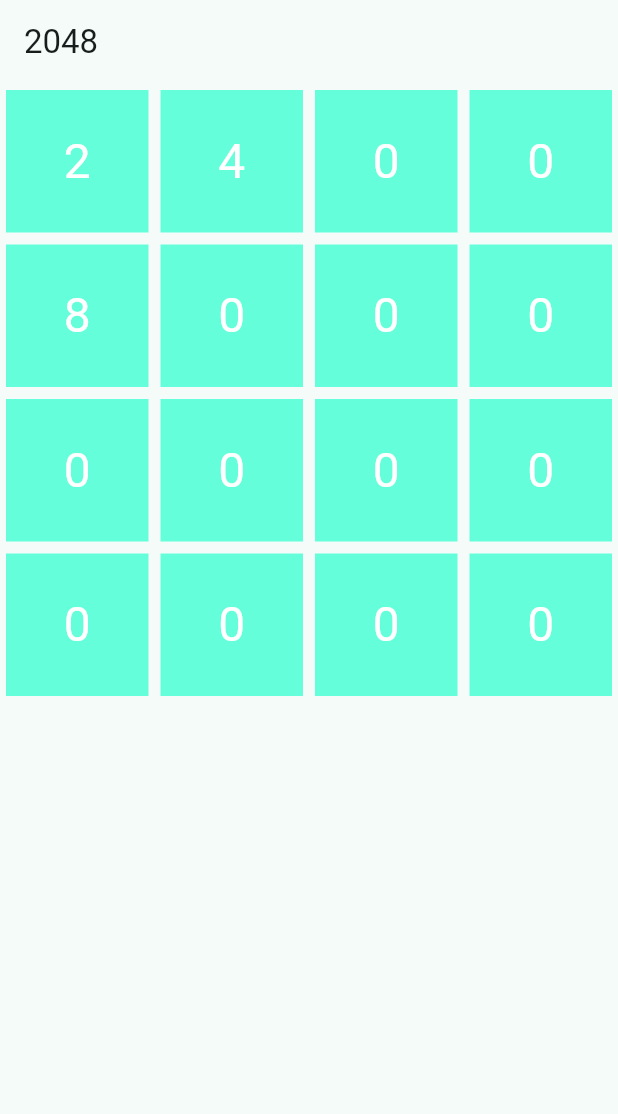
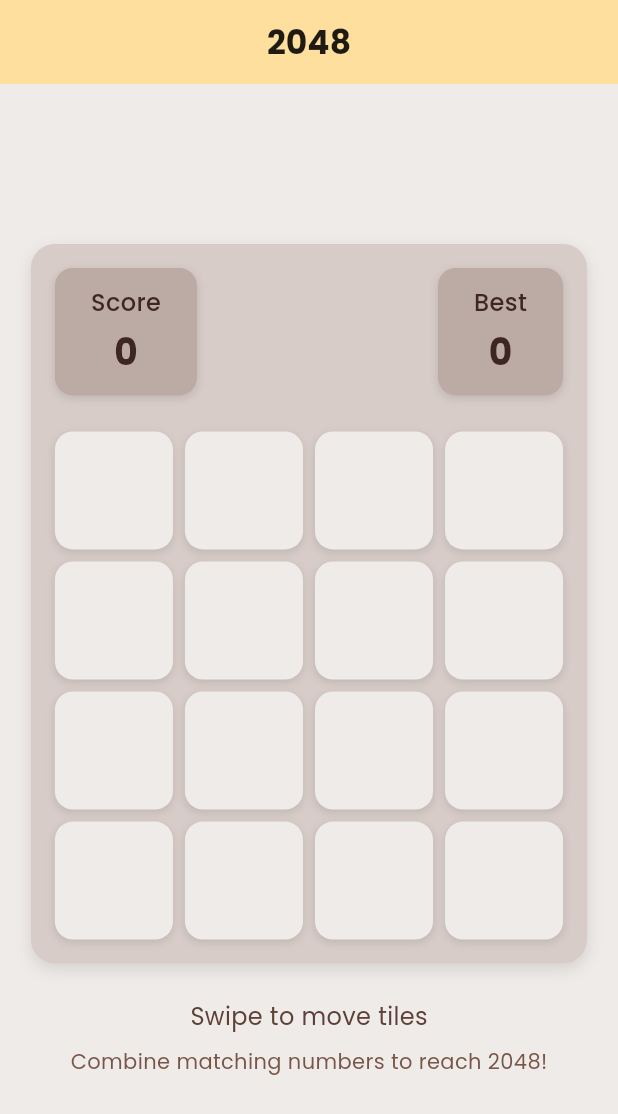
Before and after one commit to FernandoMay/G2048, a Flutter app: the screen it shows after launch, on a phone screen of 412 x 824 dp. Shown: the top 1114 px of the screen. Run offline on Flutter 3.47's test engine with Material 3 defaults, Android fonts, the phone set to English and light mode, and no system bars; our stand-ins replace flutter_riverpod, google_fonts; missing offline and left inert: web3dart; statements that could not run were skipped.

Commit message:
douggnuts elemnet level one

```diff
--- a/lib/main.dart
+++ b/lib/main.dart
@@ -1,8 +1,14 @@
 import 'package:flutter/material.dart';
-import 'package:g2048/game.dart';
+import 'package:flutter_riverpod/flutter_riverpod.dart';
+import 'package:g2048/widgets/game_board.dart';
+import 'package:google_fonts/google_fonts.dart';
 
 void main() {
-  runApp(const MyApp());
+  runApp(
+    const ProviderScope(
+      child: MyApp(),
+    ),
+  );
 }
 
 class MyApp extends StatelessWidget {
@@ -12,11 +18,63 @@ class MyApp extends StatelessWidget {
   Widget build(BuildContext context) {
     return MaterialApp(
       title: '2048',
+      debugShowCheckedModeBanner: false,
       theme: ThemeData(
-        colorScheme: ColorScheme.fromSeed(seedColor: Colors.teal),
+        colorScheme: ColorScheme.fromSeed(seedColor: Colors.amber),
         useMaterial3: true,
+        textTheme: GoogleFonts.poppinsTextTheme(),
       ),
       home: const GameScreen(),
     );
   }
 }
+
+class GameScreen extends StatelessWidget {
+  const GameScreen({super.key});
+
+  @override
+  Widget build(BuildContext context) {
+    return Scaffold(
+      backgroundColor: Colors.brown[50],
+      appBar: AppBar(
+        title: Text(
+          '2048',
+          style: GoogleFonts.poppins(
+            fontWeight: FontWeight.bold,
+          ),
+        ),
+        centerTitle: true,
+        backgroundColor: Theme.of(context).colorScheme.primaryContainer,
+      ),
+      body: SafeArea(
+        child: Center(
+          child: SingleChildScrollView(
+            padding: const EdgeInsets.all(16),
+            child: Column(
+              mainAxisAlignment: MainAxisAlignment.center,
+              children: [
+                const GameBoard(),
+                const SizedBox(height: 24),
+                Text(
+                  'Swipe to move tiles',
+                  style: GoogleFonts.poppins(
+                    fontSize: 16,
+                    color: Colors.brown[700],
+                  ),
+                ),
+                const SizedBox(height: 8),
+                Text(
+                  'Combine matching numbers to reach 2048!',
+                  style: GoogleFonts.poppins(
+                    fontSize: 14,
+                    color: Colors.brown[500],
+                  ),
+                ),
+              ],
+            ),
+          ),
+        ),
+      ),
+    );
+  }
+}
--- /dev/null
+++ b/lib/models/game_state.dart
@@ -0,0 +1,60 @@
+enum GameStatus {
+  playing,
+  won,
+  lost,
+}
+
+enum Direction {
+  up,
+  right,
+  down,
+  left,
+}
+
+class GameState {
+  final List<List<int>> board;
+  final int score;
+  final GameStatus status;
+  final bool isConnectedToBlockchain;
+  final Map<String, bool> achievements;
+  final int highScore;
+
+  GameState({
+    required this.board,
+    required this.score,
+    required this.status,
+    required this.isConnectedToBlockchain,
+    required this.achievements,
+    required this.highScore,
+  });
+
+  GameState.initial()
+      : board = List.generate(4, (_) => List.filled(4, 0)),
+        score = 0,
+        status = GameStatus.playing,
+        isConnectedToBlockchain = false,
+        achievements = {
+          'Beginner': false,
+          'Pro': false,
+          'Master': false,
+        },
+        highScore = 0;
+
+  GameState copyWith({
+    List<List<int>>? board,
+    int? score,
+    GameStatus? status,
+    bool? isConnectedToBlockchain,
+    Map<String, bool>? achievements,
+    int? highScore,
+  }) {
+    return GameState(
+      board: board ?? this.board,
+      score: score ?? this.score,
+      status: status ?? this.status,
+      isConnectedToBlockchain: isConnectedToBlockchain ?? this.isConnectedToBlockchain,
+      achievements: achievements ?? this.achievements,
+      highScore: highScore ?? this.highScore,
+    );
+  }
+}
--- /dev/null
+++ b/lib/providers/game_provider.dart
@@ -0,0 +1,11 @@
+import 'package:flutter_riverpod/flutter_riverpod.dart';
+import 'package:g2048/controllers/game_controller.dart';
+import 'package:g2048/services/web3_service.dart';
+
+final web3Provider = Provider<Web3Service>((ref) {
+  return Web3Service();
+});
+
+final gameProvider = gameControllerProvider;
+
+final isBlockchainConnectedProvider = StateProvider<bool>((ref) => false);
--- /dev/null
+++ b/lib/widgets/game_board.dart
@@ -0,0 +1,236 @@
+import 'package:flutter/material.dart';
+import 'package:flutter_riverpod/flutter_riverpod.dart';
+import 'package:g2048/models/game_state.dart';
+import 'package:g2048/providers/game_provider.dart';
+import 'package:google_fonts/google_fonts.dart';
+
+class GameBoard extends ConsumerWidget {
+  const GameBoard({super.key});
+
+  @override
+  Widget build(BuildContext context, WidgetRef ref) {
+    final gameState = ref.watch(gameProvider);
+
+    return GestureDetector(
+      onVerticalDragEnd: (details) {
+        if (details.velocity.pixelsPerSecond.dy < -250) {
+          ref.read(gameProvider.notifier).move(Direction.up);
+        } else if (details.velocity.pixelsPerSecond.dy > 250) {
+          ref.read(gameProvider.notifier).move(Direction.down);
+        }
+      },
+      onHorizontalDragEnd: (details) {
+        if (details.velocity.pixelsPerSecond.dx < -250) {
+          ref.read(gameProvider.notifier).move(Direction.left);
+        } else if (details.velocity.pixelsPerSecond.dx > 250) {
+          ref.read(gameProvider.notifier).move(Direction.right);
+        }
+      },
+      child: Container(
+        width: MediaQuery.of(context).size.width * 0.9,
+        constraints: const BoxConstraints(maxWidth: 500),
+        padding: const EdgeInsets.all(16),
+        decoration: BoxDecoration(
+          color: Colors.brown[100],
+          borderRadius: BorderRadius.circular(16),
+          boxShadow: [
+            BoxShadow(
+              color: Colors.black.withOpacity(0.1),
+              blurRadius: 8,
+              offset: const Offset(0, 4),
+            ),
+          ],
+        ),
+        child: Column(
+          mainAxisSize: MainAxisSize.min,
+          children: [
+            _buildScoreBoard(gameState),
+            const SizedBox(height: 24),
+            _buildGrid(gameState),
+            if (gameState.status != GameStatus.playing)
+              _buildGameOverlay(context, ref, gameState),
+          ],
+        ),
+      ),
+    );
+  }
+
+  Widget _buildScoreBoard(GameState gameState) {
+    return Row(
+      mainAxisAlignment: MainAxisAlignment.spaceBetween,
+      children: [
+        _buildScoreBox('Score', gameState.score),
+        _buildScoreBox('Best', gameState.highScore),
+      ],
+    );
+  }
+
+  Widget _buildScoreBox(String label, int score) {
+    return Container(
+      padding: const EdgeInsets.symmetric(horizontal: 24, vertical: 12),
+      decoration: BoxDecoration(
+        color: Colors.brown[200],
+        borderRadius: BorderRadius.circular(12),
+        boxShadow: [
+          BoxShadow(
+            color: Colors.black.withOpacity(0.1),
+            blurRadius: 4,
+            offset: const Offset(0, 2),
+          ),
+        ],
+      ),
+      child: Column(
+        children: [
+          Text(
+            label,
+            style: GoogleFonts.poppins(
+              fontSize: 16,
+              fontWeight: FontWeight.w500,
+              color: Colors.brown[900],
+            ),
+          ),
+          const SizedBox(height: 4),
+          Text(
+            score.toString(),
+            style: GoogleFonts.poppins(
+              fontSize: 24,
+              fontWeight: FontWeight.bold,
+              color: Colors.brown[900],
+            ),
+          ),
+        ],
+      ),
+    );
+  }
+
+  Widget _buildGrid(GameState gameState) {
+    return AspectRatio(
+      aspectRatio: 1,
+      child: GridView.builder(
+        shrinkWrap: true,
+        physics: const NeverScrollableScrollPhysics(),
+        gridDelegate: const SliverGridDelegateWithFixedCrossAxisCount(
+          crossAxisCount: 4,
+          mainAxisSpacing: 8,
+          crossAxisSpacing: 8,
+        ),
+        itemCount: 16,
+        itemBuilder: (context, index) {
+          final row = index ~/ 4;
+          final col = index % 4;
+          final value = gameState.board[row][col];
+          return _buildTile(value);
+        },
+      ),
+    );
+  }
+
+  Widget _buildTile(int value) {
+    return AnimatedContainer(
+      duration: const Duration(milliseconds: 200),
+      decoration: BoxDecoration(
+        color: _getTileColor(value),
+        borderRadius: BorderRadius.circular(12),
+        boxShadow: [
+          BoxShadow(
+            color: Colors.black.withOpacity(0.1),
+            blurRadius: 4,
+            offset: const Offset(0, 2),
+          ),
+        ],
+      ),
+      child: Center(
+        child: Text(
+          value > 0 ? value.toString() : '',
+          style: GoogleFonts.poppins(
+            fontSize: value > 512 ? 20 : 24,
+            fontWeight: FontWeight.bold,
+            color: value <= 4 ? Colors.brown[900] : Colors.white,
+          ),
+        ),
+      ),
+    );
+  }
+
+  Color _getTileColor(int value) {
+    switch (value) {
+      case 0:
+        return Colors.brown[50]!;
+      case 2:
+        return Colors.amber[100]!;
+      case 4:
+        return Colors.amber[200]!;
+      case 8:
+        return Colors.orange[300]!;
+      case 16:
+        return Colors.orange[400]!;
+      case 32:
+        return Colors.deepOrange[400]!;
+      case 64:
+        return Colors.deepOrange[600]!;
+      case 128:
+        return Colors.red[400]!;
+      case 256:
+        return Colors.red[600]!;
+      case 512:
+        return Colors.pink[400]!;
+      case 1024:
+        return Colors.pink[600]!;
+      case 2048:
+        return Colors.purple[400]!;
+      default:
+        return Colors.purple[800]!;
+    }
+  }
+
+  Widget _buildGameOverlay(BuildContext context, WidgetRef ref, GameState gameState) {
+    return Container(
+      margin: const EdgeInsets.only(top: 24),
+      padding: const EdgeInsets.all(24),
+      decoration: BoxDecoration(
+        color: Colors.black.withOpacity(0.8),
+        borderRadius: BorderRadius.circular(16),
+      ),
+      child: Column(
+        mainAxisSize: MainAxisSize.min,
+        children: [
+          Text(
+            gameState.status == GameStatus.won ? '🎉 You Won! 🎉' : '😢 Game Over',
+            style: GoogleFonts.poppins(
+              fontSize: 28,
+              fontWeight: FontWeight.bold,
+              color: Colors.white,
+            ),
+          ),
+          const SizedBox(height: 12),
+          Text(
+            'Score: ${gameState.score}',
+            style: GoogleFonts.poppins(
+              fontSize: 20,
+              color: Colors.white,
+            ),
+          ),
+          const SizedBox(height: 24),
+          ElevatedButton(
+            onPressed: () => ref.read(gameProvider.notifier).resetGame(),
+            style: ElevatedButton.styleFrom(
+              backgroundColor: Colors.amber,
+              padding: const EdgeInsets.symmetric(horizontal: 32, vertical: 16),
+              shape: RoundedRectangleBorder(
+                borderRadius: BorderRadius.circular(12),
+              ),
+            ),
+            child: Text(
+              'Play Again',
+              style: GoogleFonts.poppins(
+                fontSize: 18,
+                fontWeight: FontWeight.bold,
+                color: Colors.brown[900],
+              ),
+            ),
+          ),
+        ],
+      ),
+    );
+  }
+}
```
Also changed, not shown: lib/controllers/game_controller.dart (added, +254 -0 lines), lib/services/web3_service.dart (added, +107 -0 lines), pubspec.yaml (+7 -1 lines), pubspec.lock, 10 other files.
